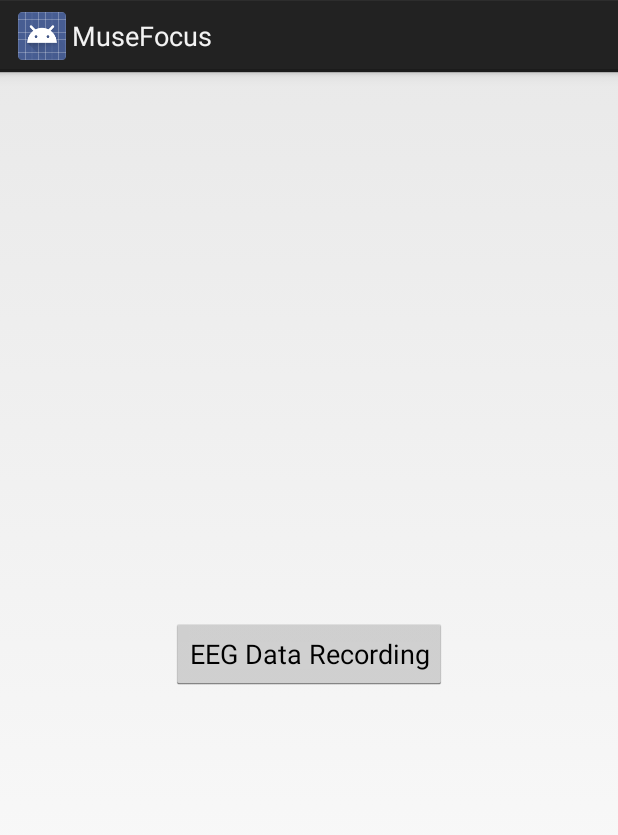
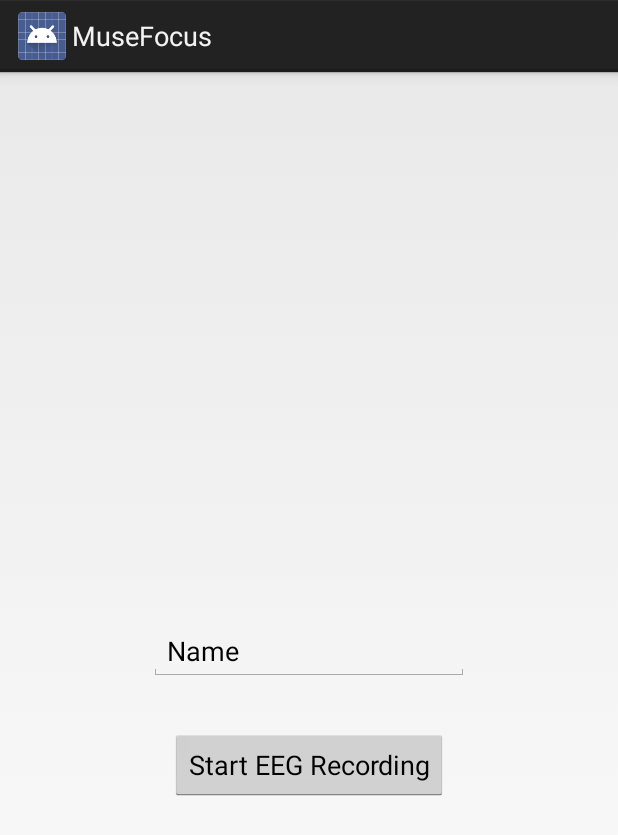
Before and after one commit to zhijiee/FocusDataCollection, an Android app: the screen it shows after launch (MainActivity), on a phone screen of 412 x 824 dp. Shown: the top 835 px of the screen. Run offline under Robolectric (Android 15) with nearby library versions, the phone set to English and light mode, and no system bars.

Commit message:
Added some models. Hopefully to replace some of the too many functions inside the recorddata.
Minor updates to UI.

Added Headband status indicator with dialog to only allow the user to start if the status is all 1 for 3 seconds.

```diff
--- a/app/src/main/java/com/zhijie/focus/Activity_RecordData_guide.java
+++ b/app/src/main/java/com/zhijie/focus/Activity_RecordData_guide.java
@@ -392,7 +392,7 @@ public class Activity_RecordData_guide extends Activity implements OnClickListen
             @Override
             public void run() {
 
-                final TextView statusText = findViewById(R.id.con_status);
+                final TextView statusText = findViewById(R.id.tv_muse_status);
                 statusText.setText(status);
 
                 final MuseVersion museVersion = muse.getMuseVersion();
--- a/app/src/main/res/layout/activity_main.xml
+++ b/app/src/main/res/layout/activity_main.xml
@@ -9,7 +9,23 @@
         android:id="@+id/refresh"
         android:layout_width="wrap_content"
         android:layout_height="wrap_content"
+        android:layout_marginTop="32dp"
         android:text="@string/record_data"
+        app:layout_constraintEnd_toEndOf="parent"
+        app:layout_constraintStart_toStartOf="parent"
+        app:layout_constraintTop_toBottomOf="@+id/editText" />
+
+    <EditText
+        android:id="@+id/editText"
+        android:layout_width="wrap_content"
+        android:layout_height="36dp"
+        android:layout_marginBottom="16dp"
+        android:layout_marginEnd="32dp"
+        android:layout_marginStart="32dp"
+        android:layout_marginTop="16dp"
+        android:ems="10"
+        android:inputType="textPersonName"
+        android:text="@string/name"
         app:layout_constraintBottom_toBottomOf="parent"
         app:layout_constraintEnd_toEndOf="parent"
         app:layout_constraintStart_toStartOf="parent"
--- a/app/src/main/res/layout/arithmetic_task.xml
+++ b/app/src/main/res/layout/arithmetic_task.xml
@@ -186,11 +186,11 @@
         android:layout_marginEnd="2dp"
         android:layout_marginRight="2dp"
         android:text="@string/tv_muse_connection_title"
-        app:layout_constraintBaseline_toBaselineOf="@+id/con_status"
-        app:layout_constraintEnd_toStartOf="@+id/con_status" />
+        app:layout_constraintBaseline_toBaselineOf="@+id/tv_muse_status"
+        app:layout_constraintEnd_toStartOf="@+id/tv_muse_status" />
 
     <TextView
-        android:id="@+id/con_status"
+        android:id="@+id/tv_muse_status"
         android:layout_width="wrap_content"
         android:layout_height="wrap_content"
         android:layout_marginBottom="4dp"
--- a/app/src/main/res/layout/record_data.xml
+++ b/app/src/main/res/layout/record_data.xml
@@ -79,10 +79,10 @@
         android:layout_width="wrap_content"
         android:layout_height="wrap_content"
         android:text="Muse:"
-        android:layout_toLeftOf="@id/con_status" />
+        android:layout_toLeftOf="@id/tv_muse_status" />
 
     <TextView
-        android:id="@+id/con_status"
+        android:id="@+id/tv_muse_status"
         android:layout_width="wrap_content"
         android:layout_height="wrap_content"
         android:layout_alignParentRight="true"
--- a/app/src/main/res/layout/recorddata2.xml
+++ b/app/src/main/res/layout/recorddata2.xml
@@ -40,7 +40,7 @@
         android:textSize="16sp" />
 
     <TextView
-        android:id="@+id/con_status"
+        android:id="@+id/tv_muse_status"
         android:layout_width="match_parent"
         android:layout_height="match_parent"
         android:layout_weight="1"
--- a/app/src/main/res/values/strings.xml
+++ b/app/src/main/res/values/strings.xml
@@ -28,7 +28,8 @@
     <string name="tv_muse_unk"> Unknown </string>
     <string name="tv_muse_connected"> Connected </string>
 
-    <string name="record_data"> EEG Data Recording </string>
+    <string name="record_data"> Start EEG Recording </string>
+    <string name="name"> Name </string>
 
     <string name="start_rec"> Start Recording </string>
     <string name="stop_rec"> Stop Recording </string>
@@ -48,10 +49,9 @@
     <string name="tv_feedback_wrong"> Wrong! </string>
     <string name="tv_feedback_timeout"> Timeout! </string>
 
-    <string name="p1_instr_1"> Please asdasdasdasdasdsaad </string>
-
-    <string name="dialog_arith_training_title">Instruction</string>
-    <string name="dialog_arith_training_instruction">1. Arithmetic Training (3 Minutes) \n2. Break\n3. Guided Meditation (10 Minutes) \n4. Break\n5. Arithmetic Test (3 Minutes)\n</string>
+    <string name="dialog_arith_training_title">Instruction for Data Recording </string>
+    <string name="dialog_arith_training_instruction">"Sequence of Events\n1. Arithmetic Training (3 Minutes) \n2. Break\n3. Guided Meditation (10 Minutes) \n4. Break\n5. Arithmetic Test (3 Minutes)\n\nAdjust your headband until all connections are 1 or 2 before beginning!
+        \n\nEEG1: %1$d \nEEG2: %2$d \nEEG3: %3$d \nEEG4: %4$d"</string>
 
     <string name="dialog_break_title"> Break </string>
     <string name="dialog_break_msg"> Arithmetic Training has ended. When ready, tap begin to start guided meditation.  </string>
```
Also changed, not shown: app/src/main/java/Models/ArithmeticTraining.java (added, +29 -0 lines), app/src/main/java/Models/GenericArithmetic.java (added, +30 -0 lines), app/src/main/java/com/zhijie/focus/Activity_Record_Data.java (+87 -25 lines), app/src/main/res/layout/guided_meditation.xml (+5 -5 lines), 1 other file.
